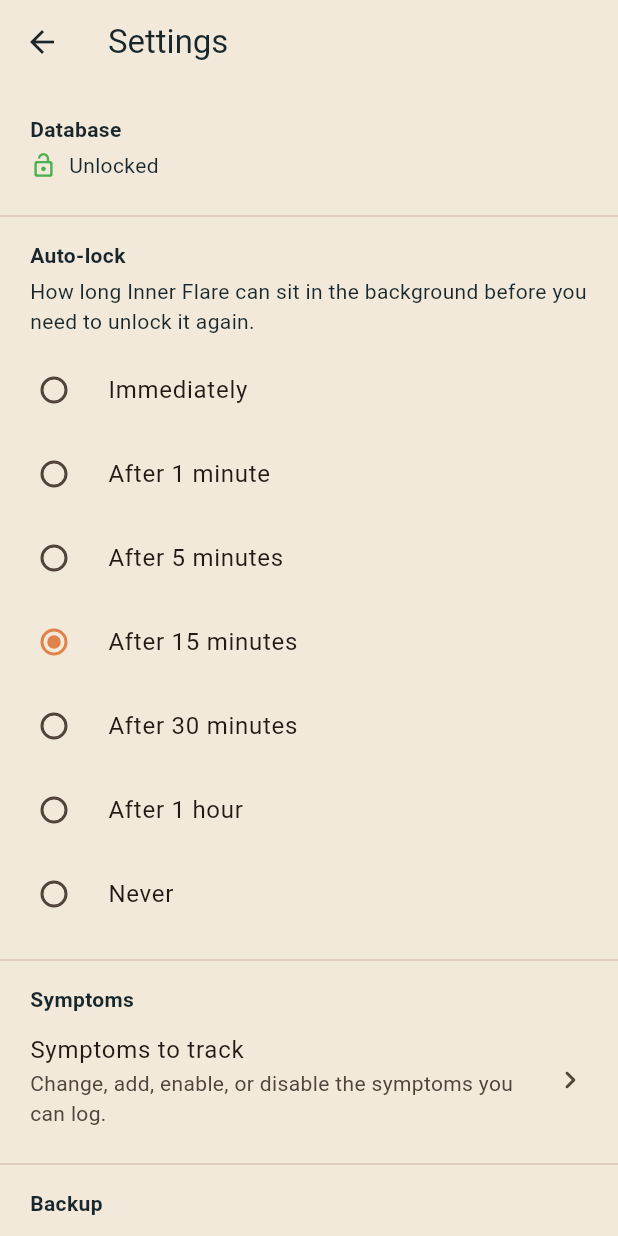
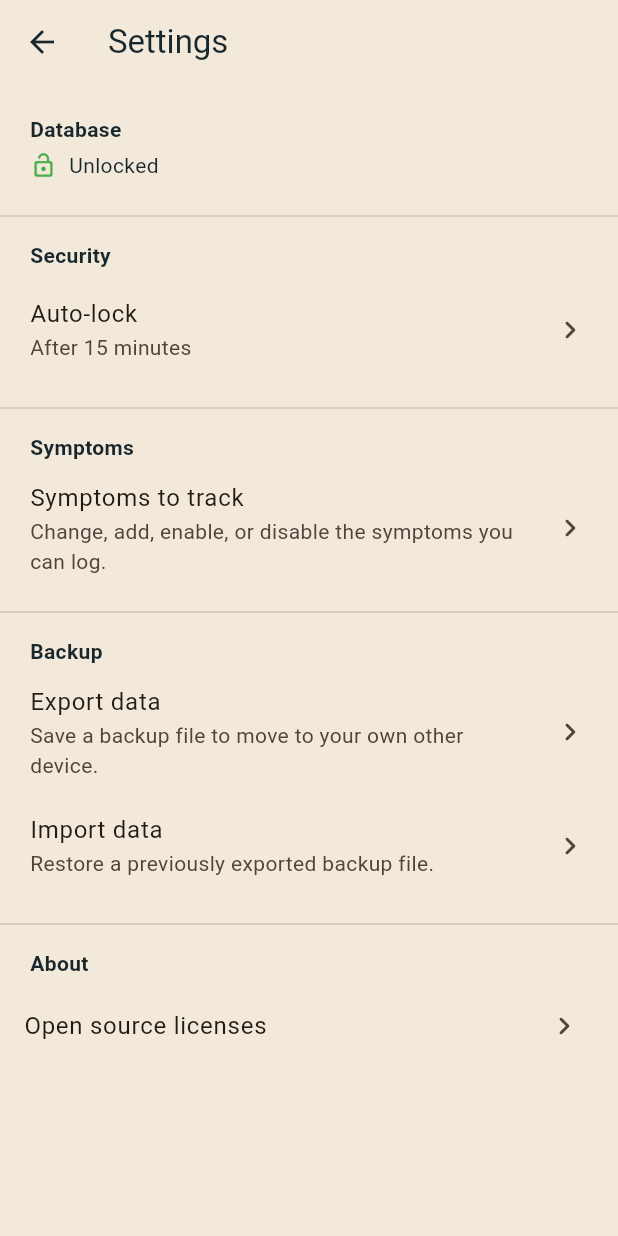
Before and after one commit to Health-Flare/InnerFlare, a Flutter app: the SettingsScreen screen opened directly, on a phone screen of 412 x 824 dp. Run offline on Flutter 3.47's test engine with Material 3 defaults, Android fonts, the phone set to English and light mode, and no system bars; our stand-ins replace file_picker, flutter_riverpod, flutter_secure_storage, local_auth, riverpod_annotation, share_plus and 2 more; missing offline and left inert: cryptography; accounts and stored records are empty; generated files the repository leaves out were written again.

Commit message:
Move auto-lock settings to a new page

```diff
--- a/lib/features/settings/screens/settings_screen.dart
+++ b/lib/features/settings/screens/settings_screen.dart
@@ -10,15 +10,15 @@ import 'package:inner_flare/core/providers/now_provider.dart';
 import 'package:inner_flare/features/dashboard/widgets/database_status_indicator.dart';
 import 'package:inner_flare/features/export/screens/export_screen.dart';
 import 'package:inner_flare/features/export/screens/import_screen.dart';
+import 'package:inner_flare/features/settings/screens/auto_lock_settings_screen.dart';
 import 'package:inner_flare/features/settings/screens/symptom_settings_screen.dart';
-import 'package:inner_flare/models/lock_timeout.dart';
 import 'package:sqflite_common/sqlite_api.dart';
 
 /// App settings (docs/features/navigation.feature: "Settings is reachable
 /// without leaving the current task"). Currently the encrypted database's
 /// connection status (a diagnostic aid for real-device unlock issues,
 /// see lib/core/security/biometric_gate.dart), the idle-lock timeout
-/// (docs/features/app_lock.feature), and the symptom catalog
+/// (docs/features/app_lock.feature, on its own page), and the symptom catalog
 /// (docs/features/symptom_settings.feature), more settings land here as
 /// they're built.
 class SettingsScreen extends ConsumerWidget {
@@ -53,43 +53,28 @@ class SettingsScreen extends ConsumerWidget {
           const Padding(
             padding: EdgeInsets.fromLTRB(20, 0, 20, 4),
             child: Text(
-              'Auto-lock',
+              'Security',
               style: TextStyle(fontWeight: FontWeight.w600),
             ),
           ),
-          const Padding(
-            padding: EdgeInsets.fromLTRB(20, 0, 20, 8),
-            child: Text(
-              'How long Inner Flare can sit in the background before you '
-              'need to unlock it again.',
-            ),
-          ),
-          lockTimeoutAsync.when(
-            loading: () => const Padding(
-              padding: EdgeInsets.all(20),
-              child: Center(child: CircularProgressIndicator()),
-            ),
-            error: (error, _) => Padding(
-              padding: const EdgeInsets.symmetric(horizontal: 20),
-              child: Text("Couldn't load: $error"),
-            ),
-            data: (current) => RadioGroup<LockTimeout>(
-              groupValue: current,
-              onChanged: (value) {
-                if (value != null) {
-                  ref.read(lockTimeoutProvider.notifier).setLockTimeout(value);
-                }
-              },
-              child: Column(
-                children: [
-                  for (final timeout in LockTimeout.values)
-                    RadioListTile<LockTimeout>(
-                      title: Text(timeout.label),
-                      value: timeout,
-                    ),
-                ],
+          ListTile(
+            contentPadding: const EdgeInsets.symmetric(horizontal: 20),
+            title: const Text('Auto-lock'),
+            subtitle: Text(
+              lockTimeoutAsync.when(
+                loading: () => 'Loading…',
+                error: (_, _) => "Couldn't load",
+                data: (current) => current.label,
               ),
             ),
+            trailing: const Icon(Icons.chevron_right_rounded),
+            onTap: () {
+              Navigator.of(context).push(
+                MaterialPageRoute(
+                  builder: (_) => const AutoLockSettingsScreen(),
+                ),
+              );
+            },
           ),
           const Divider(height: 32),
           const Padding(
```
Also changed, not shown: lib/features/settings/screens/auto_lock_settings_screen.dart (added, +54 -0 lines), 2 other files.
